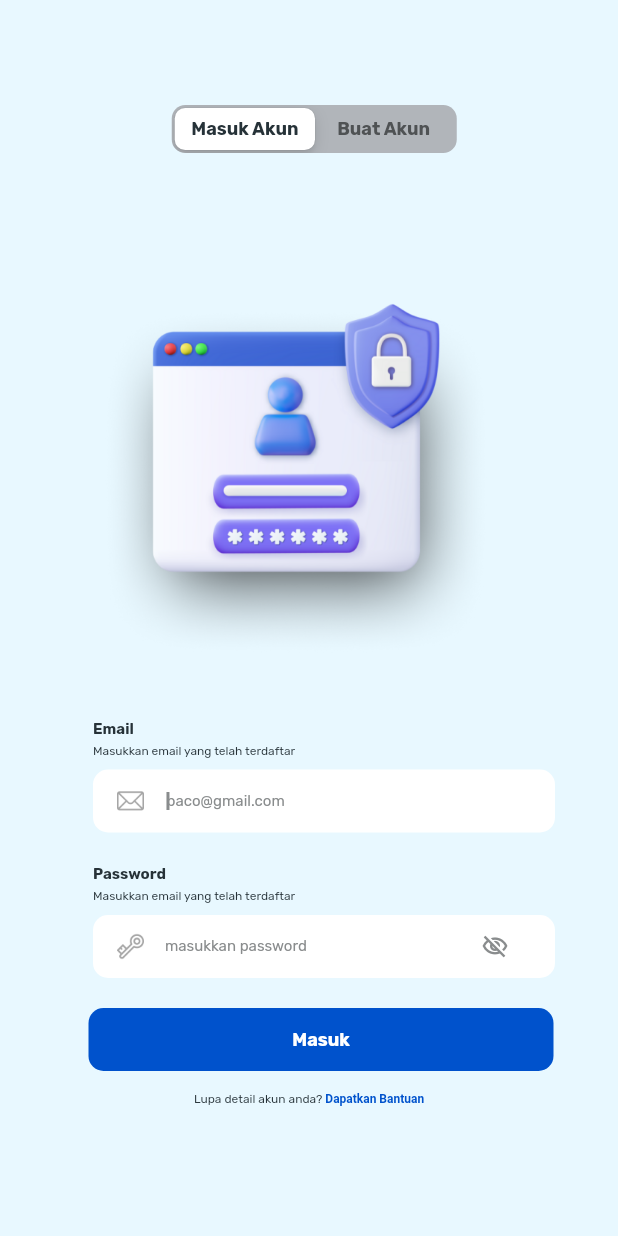
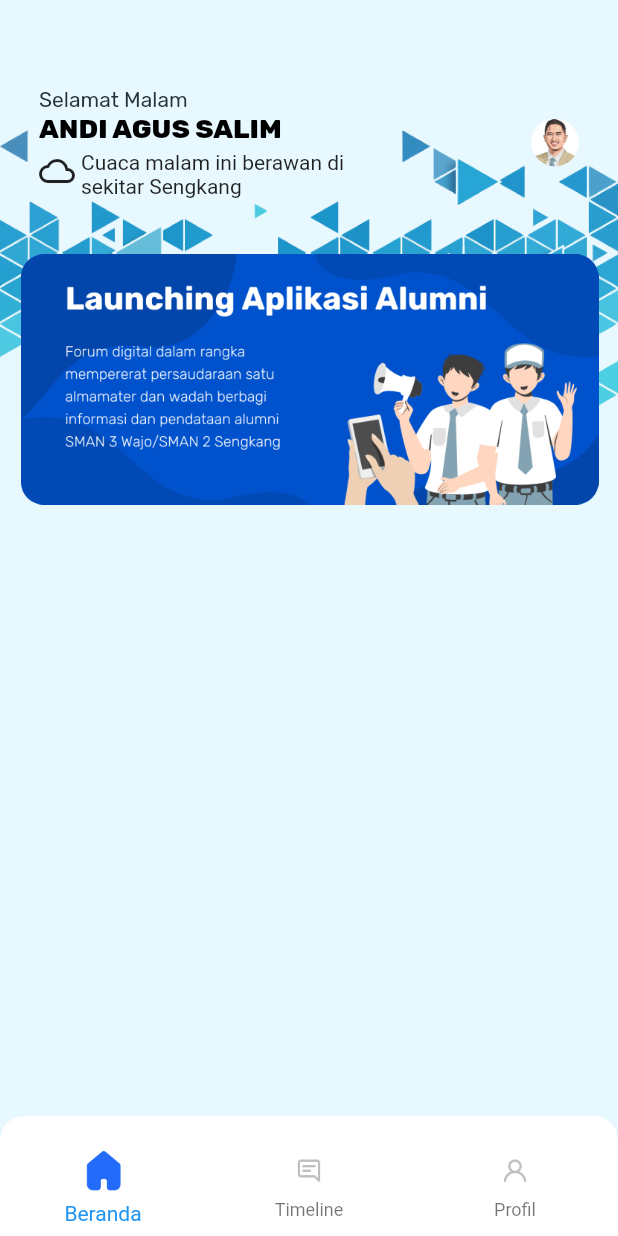
Before and after one commit to Chairilashar99/App-Alumni-Organisasi, a Flutter app: the screen it shows after launch, after a tap on "Masuk", on a phone screen of 412 x 824 dp. Run offline on Flutter 3.47's test engine with Material 2 defaults, Android fonts, the light colour scheme and no system bars; our stand-ins replace google_fonts.

Commit message:
home page

```diff
--- a/lib/main.dart
+++ b/lib/main.dart
@@ -1,3 +1,4 @@
+import 'package:aplikasi_alumni_organisasi/pages/home/main_page.dart';
 import 'package:aplikasi_alumni_organisasi/pages/sign_in_page.dart';
 import 'package:aplikasi_alumni_organisasi/pages/sign_up_page.dart';
 import 'package:aplikasi_alumni_organisasi/pages/splash_page.dart';
@@ -18,6 +19,7 @@ class MyApp extends StatelessWidget {
         '/': (context) => SplashPage(),
         '/sign-in': (context) => SignInPage(),
         '/sign-up': (context) => SignUpPage(),
+        '/home': (context) => MainPage(),
       },
     );
   }
--- /dev/null
+++ b/lib/pages/home/home_page.dart
@@ -0,0 +1,102 @@
+import 'package:aplikasi_alumni_organisasi/theme.dart';
+import 'package:flutter/material.dart';
+
+class HomePage extends StatelessWidget {
+  const HomePage({super.key});
+
+  @override
+  Widget build(BuildContext context) {
+    // Widget poster menggunakan Stack
+    Widget poster() {
+      return Container(
+        child: Stack(
+          children: [
+            Container(
+              margin: EdgeInsets.only(top: 58, left: 26, right: 26),
+              child: Row(
+                children: [
+                  Expanded(
+                    child: Column(
+                      crossAxisAlignment: CrossAxisAlignment.start,
+                      children: [
+                        Text(
+                          'Selamat Malam',
+                          style: primaryTextStyle,
+                        ),
+                        Text(
+                          'ANDI AGUS SALIM',
+                          style: titleTextStyle.copyWith(
+                            fontSize: 18,
+                            fontWeight: extraBold,
+                          ),
+                        ),
+                        Row(
+                          children: [
+                            Icon(
+                              Icons.cloud_outlined,
+                            ),
+                            SizedBox(
+                              width: 4,
+                            ),
+                            Container(
+                              margin: EdgeInsets.only(
+                                top: 4,
+                              ),
+                              child: Container(
+                                constraints: BoxConstraints(
+                                  maxWidth:
+                                      MediaQuery.of(context).size.width * 0.5,
+                                ),
+                                child: Text(
+                                  'Cuaca malam ini berawan di sekitar Sengkang ',
+                                ),
+                              ),
+                            ),
+                          ],
+                        )
+                      ],
+                    ),
+                  ),
+                  Container(
+                    width: 32,
+                    height: 32,
+                    decoration: BoxDecoration(
+                      shape: BoxShape.circle,
+                      image: DecorationImage(
+                        image: AssetImage(
+                          'assets/image_profiles.png',
+                        ),
+                      ),
+                    ),
+                  ),
+                ],
+              ),
+            ),
+            Container(
+              margin: EdgeInsets.only(top: 83),
+              height: 225,
+              width: MediaQuery.of(context).size.width,
+              child: Image.asset(
+                'assets/image_background.png',
+                // fit: BoxFit.cover,
+              ),
+            ),
+            Container(
+              margin: EdgeInsets.only(
+                top: 169,
+                left: 14,
+                right: 13,
+              ),
+              height: 168,
+              child: Image.asset('assets/image_poster.png'),
+            ),
+          ],
+        ),
+      );
+    }
+
+    return ListView(
+      children: [poster()],
+    );
+  }
+}
--- /dev/null
+++ b/lib/pages/home/main_page.dart
@@ -0,0 +1,96 @@
+import 'package:aplikasi_alumni_organisasi/pages/home/home_page.dart';
+import 'package:aplikasi_alumni_organisasi/pages/home/profile_page.dart';
+import 'package:aplikasi_alumni_organisasi/pages/home/timeline_page.dart';
+import 'package:aplikasi_alumni_organisasi/theme.dart';
+import 'package:flutter/material.dart';
+
+class MainPage extends StatefulWidget {
+  const MainPage({super.key});
+
+  @override
+  State<MainPage> createState() => _MainPageState();
+}
+
+class _MainPageState extends State<MainPage> {
+  int currentIndex = 0;
+
+  @override
+  Widget build(BuildContext context) {
+    //Widget Custom BottomNav
+    Widget customBottomNav() {
+      return ClipRRect(
+        borderRadius: BorderRadius.vertical(
+          top: Radius.circular(16),
+        ),
+        child: BottomNavigationBar(
+          backgroundColor: backgroundColor2,
+          currentIndex: currentIndex,
+          onTap: (value) {
+            setState(() {
+              currentIndex = value;
+            });
+          },
+          type: BottomNavigationBarType.fixed,
+          items: [
+            BottomNavigationBarItem(
+              icon: Container(
+                margin: EdgeInsets.only(top: 14, bottom: 5),
+                child: Image.asset(
+                  'assets/icon_home.png',
+                  width: 29,
+                  color:
+                      currentIndex == 0 ? Color(0xff236CF9) : Color(0xffBDBDBD),
+                ),
+              ),
+              label: 'Beranda',
+            ),
+            BottomNavigationBarItem(
+              icon: Container(
+                margin: EdgeInsets.only(top: 14, bottom: 5),
+                child: Image.asset(
+                  'assets/icon_timeline.png',
+                  width: 24,
+                  color:
+                      currentIndex == 1 ? Color(0xff00B0FF) : Color(0xffBDBDBD),
+                ),
+              ),
+              label: 'Timeline',
+            ),
+            BottomNavigationBarItem(
+              icon: Container(
+                margin: EdgeInsets.only(top: 14, bottom: 5),
+                child: Image.asset(
+                  'assets/icon_profile.png',
+                  width: 24,
+                  color:
+                      currentIndex == 2 ? Color(0xff00B0FF) : Color(0xffBDBDBD),
+                ),
+              ),
+              label: 'Profil',
+            ),
+          ],
+        ),
+      );
+    }
+
+    //Widget Body
+    Widget body() {
+      switch (currentIndex) {
+        case 0:
+          return HomePage();
+        case 1:
+          return TimelinePage();
+        case 2:
+          return ProfilePage();
+        default:
+          return HomePage(); // Return a fallback widget or handle the default case accordingly
+      }
+    }
+
+    return Scaffold(
+      backgroundColor: backgroundColor1,
+      bottomNavigationBar: customBottomNav(),
+      body: body(),
+    );
+  }
+}
--- /dev/null
+++ b/lib/pages/home/profile_page.dart
@@ -0,0 +1,12 @@
+import 'package:flutter/material.dart';
+
+class ProfilePage extends StatelessWidget {
+  const ProfilePage({super.key});
+
+  @override
+  Widget build(BuildContext context) {
+    return Center(
+      child: Text('Profile Page'),
+    );
+  }
+}
--- /dev/null
+++ b/lib/pages/home/timeline_page.dart
@@ -0,0 +1,12 @@
+import 'package:flutter/material.dart';
+
+class TimelinePage extends StatelessWidget {
+  const TimelinePage({super.key});
+
+  @override
+  Widget build(BuildContext context) {
+    return Center(
+      child: Text('Timeline Page'),
+    );
+  }
+}
--- a/lib/pages/sign_in_page.dart
+++ b/lib/pages/sign_in_page.dart
@@ -254,7 +254,9 @@ class _SignInPageState extends State<SignInPage> {
           right: 43,
         ),
         child: TextButton(
-          onPressed: () {},
+          onPressed: () {
+            Navigator.pushNamed(context, '/home');
+          },
           style: TextButton.styleFrom(
             backgroundColor: secondaryColor,
             shape:
@@ -308,6 +310,7 @@ class _SignInPageState extends State<SignInPage> {
               imageLogin(),
               emailInput(),
               passwordInput(),
+              Spacer(),
               signInButton(),
               footer(),
             ],
--- a/lib/pages/sign_up_page.dart
+++ b/lib/pages/sign_up_page.dart
@@ -369,7 +369,9 @@ class _SignUpPageState extends State<SignUpPage> {
           right: 50,
         ),
         child: TextButton(
-          onPressed: () {},
+          onPressed: () {
+            Navigator.pushNamed(context, '/home');
+          },
           style: TextButton.styleFrom(
             backgroundColor: secondaryColor,
             shape:
@@ -400,6 +402,7 @@ class _SignUpPageState extends State<SignUpPage> {
               alamatInput(),
               pekerjaanInput(),
               tahunLulusInput(),
+              Spacer(),
               signUpButton(),
             ],
           ),
--- a/lib/theme.dart
+++ b/lib/theme.dart
@@ -10,7 +10,7 @@ Color backgroundColor3 = const Color(0xffB1B5BA);
 Color primaryTextColor = const Color(0xff263238);
 Color secondaryTextColor = const Color(0xff4F5254);
 Color inlineColor = const Color(0xff898C8D);
-Color transparentColor = Colors.transparent;
+Color titleColor = const Color(0xff000000);
 
 TextStyle primaryTextStyle = GoogleFonts.rubik(
   color: primaryTextColor,
@@ -28,6 +28,10 @@ TextStyle buttonTextStyle = GoogleFonts.rubik(
   color: buttonTextColor,
 );
 
+TextStyle titleTextStyle = GoogleFonts.rubik(
+  color: titleColor,
+);
+
 TextStyle alertTextStyle = GoogleFonts.poppins(
   color: alertColor,
 );
@@ -37,3 +41,5 @@ FontWeight regular = FontWeight.w400;
 FontWeight medium = FontWeight.w500;
 FontWeight semiBold = FontWeight.w600;
 FontWeight bold = FontWeight.w700;
+FontWeight extraBold = FontWeight.w800;
+FontWeight extraLight = FontWeight.w900;
--- a/pubspec.yaml
+++ b/pubspec.yaml
@@ -60,6 +60,7 @@ flutter:
   # To add assets to your application, add an assets section, like this:
   assets:
     - assets/
+    - assets/image_poster.png
 
   # An image asset can refer to one or more resolution-specific "variants", see
   # https://flutter.dev/assets-and-images/#resolution-aware
```
Also changed, not shown: assets/5156620 2.png (deleted), assets/icon_home.png (renamed from assets/Group 366.png), assets/icon_profile.png (renamed from assets/Frame 4 (1).png), assets/icon_timeline.png (renamed from assets/Frame 4.png), assets/image_background.png (added), assets/image_poster.png (renamed from assets/Rectangle 717.png), assets/image_profiles.png (renamed from assets/Ellipse 96.png).
